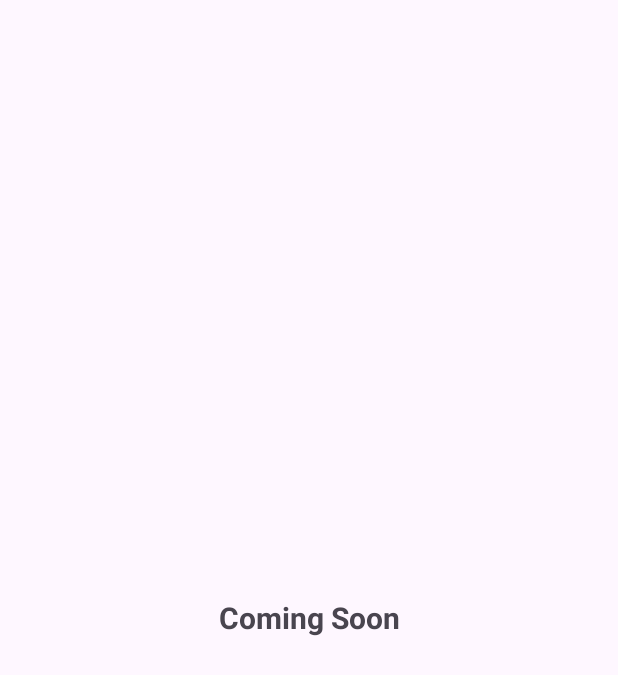
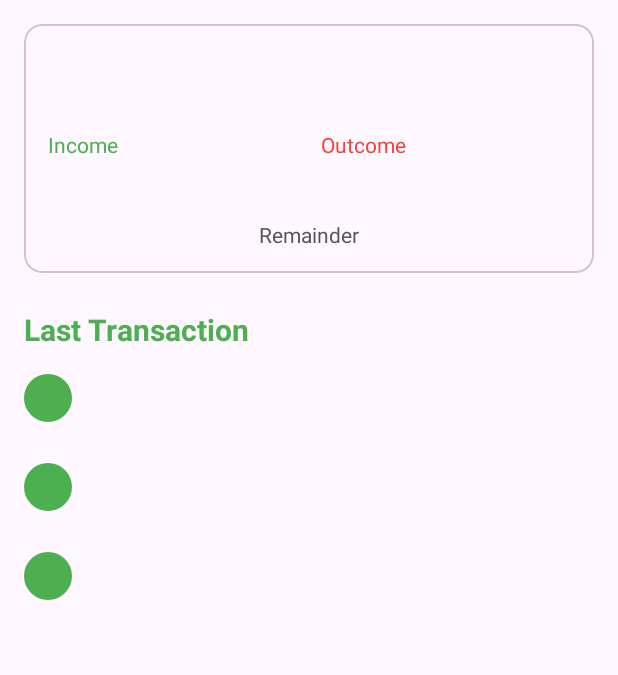
Before and after one commit to AndreSuryana/fintrack, an Android app: the layout fragment_dashboard.xml on its own in the app's theme, with its tools: preview values and no code run, on a phone screen of 412 x 824 dp. Shown: the top 675 px of the screen. Run offline under Robolectric (Android 15) with nearby library versions, the phone set to English and light mode, and no system bars.

Commit message:
implement dashboard - need more update

```diff
--- a/app/src/main/java/com/andresuryana/fintrack/data/repository/TransactionRepository.java
+++ b/app/src/main/java/com/andresuryana/fintrack/data/repository/TransactionRepository.java
@@ -16,4 +16,6 @@ public interface TransactionRepository {
     void updateTransaction(String transactionUid, Transaction transaction, Callback<Transaction> callback);
 
     void getTransactions(@Nullable Category category, Callback<List<Transaction>> callback);
+
+    void getLastTransactions(Callback<List<Transaction>> callback);
 }
--- /dev/null
+++ b/app/src/main/res/layout/card_dashboard.xml
@@ -0,0 +1,115 @@
+<?xml version="1.0" encoding="utf-8"?>
+<com.google.android.material.card.MaterialCardView xmlns:android="http://schemas.android.com/apk/res/android"
+    android:layout_width="match_parent"
+    android:layout_height="wrap_content"
+    android:elevation="8dp">
+
+    <androidx.appcompat.widget.LinearLayoutCompat
+        android:layout_width="match_parent"
+        android:layout_height="wrap_content"
+        android:orientation="vertical"
+        android:padding="16dp">
+
+        <androidx.appcompat.widget.LinearLayoutCompat
+            android:layout_width="match_parent"
+            android:layout_height="wrap_content">
+
+            <!-- Income -->
+            <androidx.appcompat.widget.LinearLayoutCompat
+                android:id="@+id/income_container"
+                android:layout_width="0dp"
+                android:layout_height="wrap_content"
+                android:layout_marginEnd="8dp"
+                android:layout_weight="1"
+                android:orientation="vertical">
+
+                <com.google.android.material.textview.MaterialTextView
+                    android:id="@+id/tv_income_symbol"
+                    android:layout_width="match_parent"
+                    android:layout_height="wrap_content"
+                    android:textAlignment="textStart"
+                    android:textColor="@color/colorPrimary"
+                    android:textSize="16sp"
+                    android:textStyle="bold" />
+
+                <com.google.android.material.textview.MaterialTextView
+                    android:id="@+id/tv_income_amount"
+                    android:layout_width="match_parent"
+                    android:layout_height="wrap_content"
+                    android:ellipsize="marquee"
+                    android:singleLine="true"
+                    android:textAlignment="textStart"
+                    android:textColor="@color/colorPrimary"
+                    android:textSize="24sp"
+                    android:textStyle="bold" />
+
+                <com.google.android.material.textview.MaterialTextView
+                    android:layout_width="match_parent"
+                    android:layout_height="wrap_content"
+                    android:text="@string/title_income"
+                    android:textAlignment="textStart"
+                    android:textColor="@color/colorPrimary" />
+
+            </androidx.appcompat.widget.LinearLayoutCompat>
+
+            <!-- Outcome -->
+            <androidx.appcompat.widget.LinearLayoutCompat
+                android:id="@+id/outcome_container"
+                android:layout_width="0dp"
+                android:layout_height="wrap_content"
+                android:layout_marginStart="8dp"
+                android:layout_weight="1"
+                android:orientation="vertical">
+
+                <com.google.android.material.textview.MaterialTextView
+                    android:id="@+id/tv_outcome_symbol"
+                    android:layout_width="match_parent"
+                    android:layout_height="wrap_content"
+                    android:textAlignment="textStart"
+                    android:textColor="@color/colorError"
+                    android:textSize="16sp"
+                    android:textStyle="bold" />
+
+                <com.google.android.material.textview.MaterialTextView
+                    android:id="@+id/tv_outcome_amount"
+                    android:layout_width="match_parent"
+                    android:layout_height="wrap_content"
+                    android:ellipsize="marquee"
+                    android:singleLine="true"
+                    android:textAlignment="textStart"
+                    android:textColor="@color/colorError"
+                    android:textSize="24sp"
+                    android:textStyle="bold" />
+
+                <com.google.android.material.textview.MaterialTextView
+                    android:layout_width="match_parent"
+                    android:layout_height="wrap_content"
+                    android:text="@string/title_outcome"
+                    android:textAlignment="textStart"
+                    android:textColor="@color/colorError" />
+
+            </androidx.appcompat.widget.LinearLayoutCompat>
+
+        </androidx.appcompat.widget.LinearLayoutCompat>
+
+        <!-- Remainder -->
+        <com.google.android.material.textview.MaterialTextView
+            android:id="@+id/tv_remainder_amount"
+            android:layout_width="match_parent"
+            android:layout_height="wrap_content"
+            android:layout_marginTop="16dp"
+            android:textAlignment="center"
+            android:textColor="@color/colorGray"
+            android:textSize="18sp"
+            android:textStyle="bold" />
+
+        <com.google.android.material.textview.MaterialTextView
+            android:layout_width="match_parent"
+            android:layout_height="wrap_content"
+            android:text="@string/title_remainder"
+            android:textAlignment="center"
+            android:textColor="@color/colorGray" />
+
+    </androidx.appcompat.widget.LinearLayoutCompat>
+
+</com.google.android.material.card.MaterialCardView>
--- a/app/src/main/res/layout/fragment_dashboard.xml
+++ b/app/src/main/res/layout/fragment_dashboard.xml
@@ -1,16 +1,53 @@
 <?xml version="1.0" encoding="utf-8"?>
-<FrameLayout xmlns:android="http://schemas.android.com/apk/res/android"
+<androidx.swiperefreshlayout.widget.SwipeRefreshLayout xmlns:android="http://schemas.android.com/apk/res/android"
+    xmlns:app="http://schemas.android.com/apk/res-auto"
     xmlns:tools="http://schemas.android.com/tools"
     android:layout_width="match_parent"
     android:layout_height="match_parent"
     tools:context=".ui.dashboard.DashboardFragment">
 
-    <TextView
+    <ScrollView
         android:layout_width="match_parent"
-        android:layout_height="match_parent"
-        android:gravity="center"
-        android:text="@string/coming_soon"
-        android:textSize="20sp"
-        android:textStyle="bold" />
+        android:layout_height="wrap_content">
 
-</FrameLayout>
+        <androidx.appcompat.widget.LinearLayoutCompat
+            android:layout_width="match_parent"
+            android:layout_height="wrap_content"
+            android:orientation="vertical"
+            android:paddingVertical="16dp">
+
+            <!-- Dashboard Card -->
+            <include
+                android:id="@+id/card_dashboard"
+                layout="@layout/card_dashboard"
+                android:layout_width="match_parent"
+                android:layout_height="wrap_content"
+                android:layout_marginHorizontal="16dp" />
+
+            <!-- Last Transactions -->
+            <com.google.android.material.textview.MaterialTextView
+                android:layout_width="match_parent"
+                android:layout_height="wrap_content"
+                android:layout_marginHorizontal="16dp"
+                android:layout_marginTop="24dp"
+                android:text="@string/title_last_transaction"
+                android:textColor="@color/colorPrimary"
+                android:textSize="20sp"
+                android:textStyle="bold" />
+
+            <androidx.recyclerview.widget.RecyclerView
+                android:id="@+id/rv_transactions"
+                android:layout_width="match_parent"
+                android:layout_height="wrap_content"
+                android:layout_marginTop="8dp"
+                android:nestedScrollingEnabled="false"
+                android:overScrollMode="never"
+                android:paddingHorizontal="8dp"
+                app:layoutManager="androidx.recyclerview.widget.LinearLayoutManager"
+                tools:listitem="@layout/item_transaction" />
+
+        </androidx.appcompat.widget.LinearLayoutCompat>
+
+    </ScrollView>
+
+</androidx.swiperefreshlayout.widget.SwipeRefreshLayout>
--- a/app/src/main/res/values/colors.xml
+++ b/app/src/main/res/values/colors.xml
@@ -12,4 +12,5 @@
     <color name="colorOnSecondary">#000000</color>
     <color name="colorError">#F44336</color>
     <color name="colorSuccess">#4CAF50</color>
+    <color name="colorGray">#FF555555</color>
 </resources>
--- a/app/src/main/res/values/strings.xml
+++ b/app/src/main/res/values/strings.xml
@@ -15,6 +15,10 @@
     <string name="title_modify_category">Modify Category</string>
     <string name="title_add_transaction">Add Transaction</string>
     <string name="title_modify_transaction">Modify Transaction</string>
+    <string name="title_income">Income</string>
+    <string name="title_outcome">Outcome</string>
+    <string name="title_remainder">Remainder</string>
+    <string name="title_last_transaction">Last Transaction</string>
 
     <!-- Hint & Helper -->
     <string name="hint_user_name">Name</string>
```
Also changed, not shown: app/src/main/java/com/andresuryana/fintrack/data/repository/TransactionRepositoryImpl.java (+42 -0 lines), app/src/main/java/com/andresuryana/fintrack/ui/dashboard/DashboardFragment.java (+75 -42 lines), app/src/main/java/com/andresuryana/fintrack/ui/dashboard/DashboardPresenter.java (added, +76 -0 lines), app/src/main/java/com/andresuryana/fintrack/ui/dashboard/DashboardView.java (added, +13 -0 lines), app/src/main/java/com/andresuryana/fintrack/ui/transaction/TransactionAdapter.java (+9 -9 lines).
